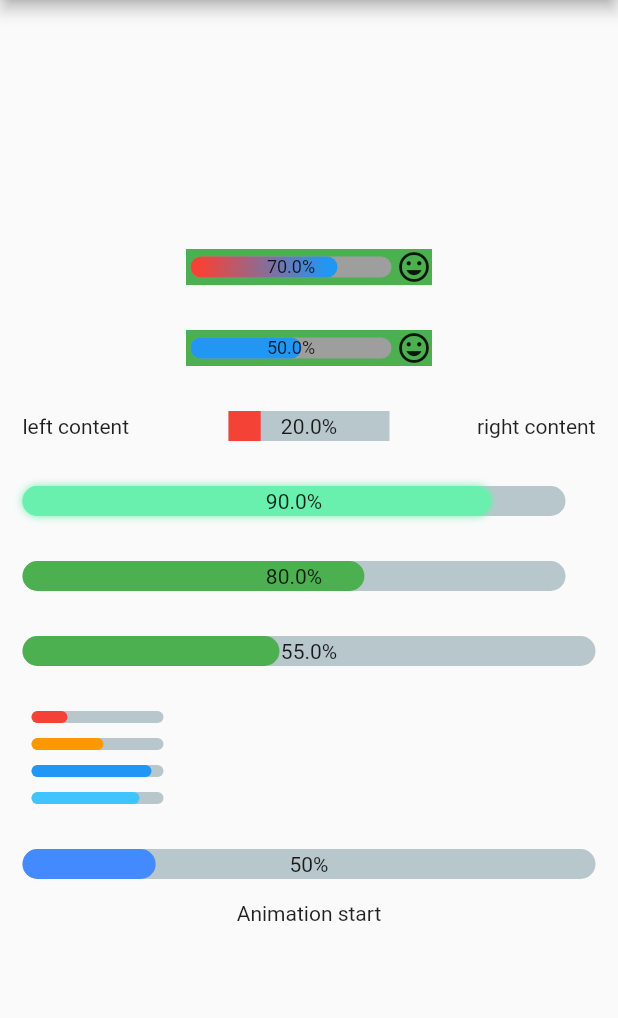
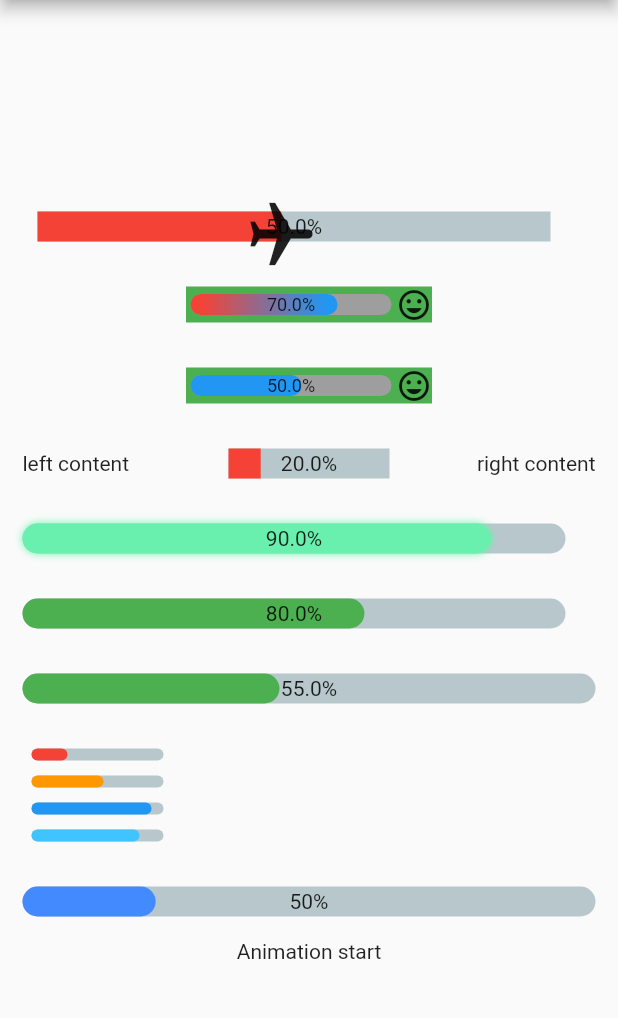
Before and after one commit to diegoveloper/flutter_percent_indicator, a Flutter app: the SampleLinearPage screen opened directly, on a phone screen of 412 x 824 dp, the part 84-1102 px from its top. Run offline on Flutter 3.47's test engine with Material 2 defaults, Android fonts, the phone set to English and light mode, and no system bars.

Commit message:
new update

```diff
--- a/example/lib/sample_linear_page.dart
+++ b/example/lib/sample_linear_page.dart
@@ -19,6 +19,21 @@ class _SampleLinearPageState extends State<SampleLinearPage> {
           child: Column(
             mainAxisAlignment: MainAxisAlignment.center,
             children: <Widget>[
+              Padding(
+                padding: EdgeInsets.all(15.0),
+                child: LinearPercentIndicator(
+                  width: MediaQuery.of(context).size.width - 50,
+                  animation: true,
+                  lineHeight: 20.0,
+                  animationDuration: 2000,
+                  percent: 0.5,
+                  animateFromLastPercent: true,
+                  center: Text("50.0%"),
+                  linearStrokeCap: LinearStrokeCap.butt,
+                  progressColor: Colors.red,
+                  widgetIndicator: RotatedBox(quarterTurns: 1, child: Icon(Icons.airplanemode_active, size: 50)),
+                ),
+              ),
               Padding(
                 padding: EdgeInsets.all(15.0),
                 child: FittedBox(
@@ -170,8 +185,7 @@ class _SampleLinearPageState extends State<SampleLinearPage> {
                   percent: .5,
                   animation: true,
                   animationDuration: 5000,
-                  onAnimationEnd: () =>
-                      setState(() => state = 'End Animation at 50%'),
+                  onAnimationEnd: () => setState(() => state = 'End Animation at 50%'),
                 ),
               ),
               Text(state),
--- a/lib/linear_percent_indicator.dart
+++ b/lib/linear_percent_indicator.dart
@@ -76,6 +76,9 @@ class LinearPercentIndicator extends StatefulWidget {
   /// Callback called when the animation ends (only if `animation` is true)
   final VoidCallback onAnimationEnd;
 
+  /// Display a widget indicator at the end of the progress. It only works when `animation` is true
+  final Widget widgetIndicator;
+
   LinearPercentIndicator({
     Key key,
     this.fillColor = Colors.transparent,
@@ -101,6 +104,7 @@ class LinearPercentIndicator extends StatefulWidget {
     this.curve = Curves.linear,
     this.restartAnimation = false,
     this.onAnimationEnd,
+    this.widgetIndicator,
   }) : super(key: key) {
     if (linearGradient != null && progressColor != null) {
       throw ArgumentError('Cannot provide both linearGradient and progressColor');
@@ -123,6 +127,12 @@ class _LinearPercentIndicatorState extends State<LinearPercentIndicator>
   AnimationController _animationController;
   Animation _animation;
   double _percent = 0.0;
+  final _containerKey = GlobalKey();
+  final _keyIndicator = GlobalKey();
+  double _containerWidth = 0.0;
+  double _containerHeight = 0.0;
+  double _indicatorWidth = 0.0;
+  double _indicatorHeight = 0.0;
 
   @override
   void dispose() {
@@ -132,6 +142,16 @@ class _LinearPercentIndicatorState extends State<LinearPercentIndicator>
 
   @override
   void initState() {
+    WidgetsBinding.instance.addPostFrameCallback((_) {
+      setState(() {
+        _containerWidth = _containerKey.currentContext.size.width;
+        _containerHeight = _containerKey.currentContext.size.height;
+        if (_keyIndicator.currentContext != null) {
+          _indicatorWidth = _keyIndicator.currentContext.size.width;
+          _indicatorHeight = _keyIndicator.currentContext.size.height;
+        }
+      });
+    });
     if (widget.animation) {
       _animationController =
           AnimationController(vsync: this, duration: Duration(milliseconds: widget.animationDuration));
@@ -191,11 +211,14 @@ class _LinearPercentIndicatorState extends State<LinearPercentIndicator>
       width: hasSetWidth ? widget.width : double.infinity,
       height: widget.lineHeight,
       padding: widget.padding,
-      child: CustomPaint(
+      child: Stack(
+        overflow: Overflow.visible,
+        children: [
+          CustomPaint(
+            key: _containerKey,
             painter: LinearPainter(
               isRTL: widget.isRTL,
               progress: _percent,
-          center: widget.center,
               progressColor: widget.progressColor,
               linearGradient: widget.linearGradient,
               backgroundColor: widget.backgroundColor,
@@ -205,6 +228,20 @@ class _LinearPercentIndicatorState extends State<LinearPercentIndicator>
               clipLinearGradient: widget.clipLinearGradient,
             ),
             child: (widget.center != null) ? Center(child: widget.center) : Container(),
+          ),
+          if (widget.widgetIndicator != null && _indicatorWidth == 0)
+            Opacity(
+              opacity: 0.0,
+              key: _keyIndicator,
+              child: widget.widgetIndicator,
+            ),
+          if (widget.widgetIndicator != null && widget.animation && _containerWidth > 0 && _indicatorWidth > 0)
+            Positioned(
+              left: _containerWidth * _percent - _indicatorWidth / 2,
+              top: _containerHeight / 2 - _indicatorHeight,
+              child: widget.widgetIndicator,
+            ),
+        ],
       ),
     );
 
@@ -221,13 +258,14 @@ class _LinearPercentIndicatorState extends State<LinearPercentIndicator>
 
     return Material(
       color: Colors.transparent,
-      child: new Container(
+      child: Container(
         color: widget.fillColor,
         child: Row(
           mainAxisAlignment: widget.alignment,
           crossAxisAlignment: CrossAxisAlignment.center,
           children: items,
-          )),
+        ),
+      ),
     );
   }
 
@@ -238,10 +276,9 @@ class _LinearPercentIndicatorState extends State<LinearPercentIndicator>
 class LinearPainter extends CustomPainter {
   final Paint _paintBackground = new Paint();
   final Paint _paintLine = new Paint();
-  final lineWidth;
-  final progress;
-  final center;
-  final isRTL;
+  final double lineWidth;
+  final double progress;
+  final bool isRTL;
   final Color progressColor;
   final Color backgroundColor;
   final LinearStrokeCap linearStrokeCap;
@@ -252,7 +289,6 @@ class LinearPainter extends CustomPainter {
   LinearPainter({
     this.lineWidth,
     this.progress,
-    this.center,
     this.isRTL,
     this.progressColor,
     this.backgroundColor,
--- a/pubspec.yaml
+++ b/pubspec.yaml
@@ -9,7 +9,7 @@ dependencies:
     sdk: flutter
 
 environment:
-    sdk: ">=1.19.0 <3.0.0"
+    sdk: ">=2.6.0 <=3.0.0"
 
 dev_dependencies:
   flutter_test:
```
Also changed, not shown: example/lib/sample_circular_page.dart (+23 -0 lines), lib/circular_percent_indicator.dart (+33 -5 lines), 5 other files. Lines whose indentation alone changed are shown as unchanged.
